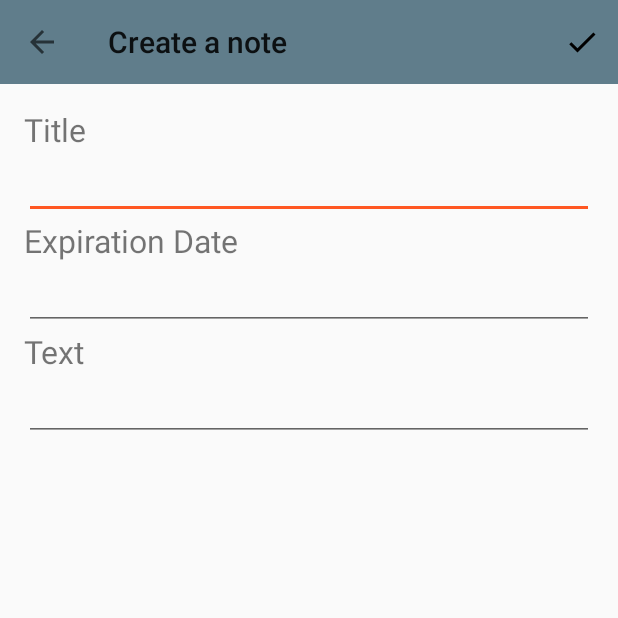
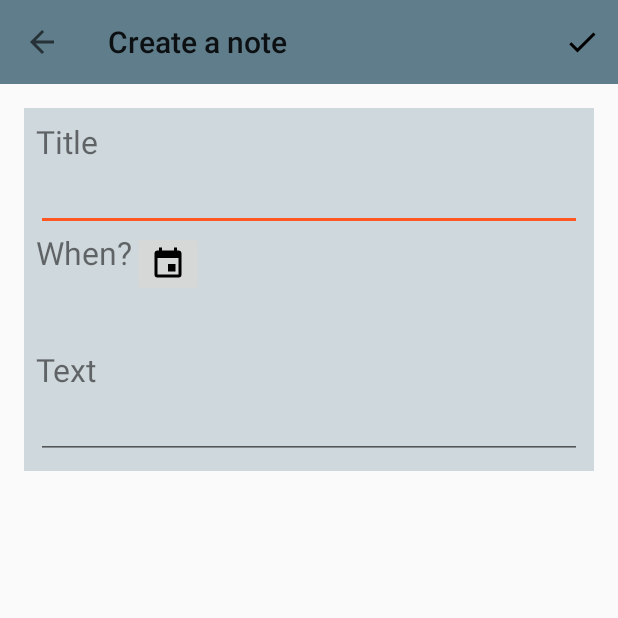
Before and after one commit to AndreaValenziano/ToDoList, an Android app: the screen it shows after launch (AddActivity), after a tap on an icon or button, on a phone screen of 412 x 824 dp, the top half of it. Run offline under Robolectric (Android 15) with nearby library versions, the phone set to English and light mode, and no system bars.

Commit message:
Context menu

```diff
--- a/app/src/main/java/com/example/andreavalenziano/todolist/activities/AddActivity.java
+++ b/app/src/main/java/com/example/andreavalenziano/todolist/activities/AddActivity.java
@@ -14,6 +14,7 @@ import android.view.View;
 import android.widget.Button;
 import android.widget.DatePicker;
 import android.widget.EditText;
+import android.widget.ImageButton;
 import android.widget.TextView;
 
 import com.example.andreavalenziano.todolist.R;
@@ -29,6 +30,8 @@ public class AddActivity extends AppCompatActivity {
 
 
     EditText titleET, textBodyET, dateExpET;
+    TextView dateExpTV;
+    ImageButton calendar_button;
 
     Intent intent;
     private SimpleDateFormat dateFormatter;
@@ -51,17 +54,19 @@ public class AddActivity extends AppCompatActivity {
 
 
         titleET = (EditText) findViewById(R.id.title_et);
-        dateExpET = (EditText) findViewById(R.id.expiration_date_et);
+        dateExpTV = (TextView) findViewById(R.id.expiration_date_tv);
         textBodyET = (EditText) findViewById(R.id.text_body_et);
+        calendar_button=(ImageButton) findViewById(R.id.calendar_button);
+
 
 
         if (intent.getBooleanExtra(MainActivity.EDIT, true)) {
             setTitle("Edit note");
             titleET.setText(intent.getStringExtra(MainActivity.TITLE));
-            dateExpET.setText(intent.getStringExtra(MainActivity.DATE_EXP));
+            dateExpTV.setText(intent.getStringExtra(MainActivity.DATE_EXP));
             textBodyET.setText(intent.getStringExtra(MainActivity.TEXT_BODY));
         }
-        dateExpET.setOnClickListener(new View.OnClickListener() {
+        calendar_button.setOnClickListener(new View.OnClickListener() {
             @Override
             public void onClick(View v) {
                 Calendar c = Calendar.getInstance();
@@ -74,11 +79,12 @@ public class AddActivity extends AppCompatActivity {
                     public void onDateSet(DatePicker view, int year, int month, int dayOfMonth) {
                         String date=dayOfMonth+"-"+(month+1)+"-"+year;
                         System.out.println(date);
-                        dateExpET.setText(date);
+
+                        dateExpTV.setText(date);
                     }
                 },startYear, startMonth, startDay);
 
-                datePickerDialog.setTitle("calendar");
+                datePickerDialog.setTitle("Calendar");
                 datePickerDialog.show();
             }
         });
@@ -118,7 +124,7 @@ public class AddActivity extends AppCompatActivity {
     public void newNote(){
 
         String title= titleET.getText().toString();
-        String dateExp= dateExpET.getText().toString();
+        String dateExp= dateExpTV.getText().toString();
         String textBody= textBodyET.getText().toString();
 
         intent.putExtra(MainActivity.TITLE,title);
--- a/app/src/main/java/com/example/andreavalenziano/todolist/activities/MainActivity.java
+++ b/app/src/main/java/com/example/andreavalenziano/todolist/activities/MainActivity.java
@@ -12,7 +12,7 @@ import android.support.v7.widget.Toolbar;
 import android.util.Log;
 import android.view.View;
 import android.widget.Button;
-
+import android.view.MenuItem;
 import com.example.andreavalenziano.todolist.R;
 import com.example.andreavalenziano.todolist.adapters.NoteAdapter;
 import com.example.andreavalenziano.todolist.database.DatabaseHandler;
@@ -34,6 +34,7 @@ public class MainActivity extends AppCompatActivity implements View.OnClickListe
     Button toDoBtn;
     Button completeBtn;
     FloatingActionButton addBtn;
+    Note editingNote;
     private RecyclerView noteRV;
     private RecyclerView.LayoutManager layoutManager;
     private NoteAdapter adapter;
@@ -68,16 +69,19 @@ public class MainActivity extends AppCompatActivity implements View.OnClickListe
         setSupportActionBar(toolbar);
         //getSupportActionBar().setTitle("Home");
 
+
+
+
         toDoBtn = (Button) findViewById(R.id.to_do_button);
         completeBtn = (Button) findViewById(R.id.complete_button);
         addBtn = (FloatingActionButton) findViewById(R.id.create_button);
 
         noteRV = (RecyclerView) findViewById(R.id.to_do_list_rv);
-        adapter = new NoteAdapter();
+        adapter = new NoteAdapter(this);
         layoutManager = new LinearLayoutManager(this);
         noteRV.setLayoutManager(layoutManager);
         noteRV.setAdapter(adapter);
-        adapter.setDataSet(getNoteRV());
+        registerForContextMenu(noteRV);
 
         toDoBtn.setOnClickListener(this);
         completeBtn.setOnClickListener(this);
@@ -89,30 +93,7 @@ public class MainActivity extends AppCompatActivity implements View.OnClickListe
 
     }
 
-    private ArrayList<Note> getNoteRV() {
-        ArrayList<Note> notes = new ArrayList<>();
-        Note firstNote = new Note("TITLE",
-                "Lorem ipsum dolor sit amet, consectetur adipiscing elit. Aenean mollis massa quis elit tincidunt dignissim. Vestibulum mollis sapien eu justo venenatis mattis. Pellentesque sed justo enim. Donec et arcu quis felis molestie volutpat sit amet non est. Praesent vehicula facilisis velit, ut aliquam ex pulvinar eget. Nulla vestibulum eros ac.\n" +
-                        "\n",
-                "20-02-2017",
-                "",
-                "23-02-2017",
-                TODO
-        );
-        Note secondNote = new Note("SECOND TITLE",
-                "Lorem ipsum dolor sit amet, consectetur adipiscing elit. Aenean mollis massa quis elit tincidunt dignissim. Vestibulum mollis sapien eu justo venenatis mattis. Pellentesque sed justo enim. Donec et arcu quis felis molestie volutpat sit amet non est. Praesent vehicula facilisis velit, ut aliquam ex pulvinar eget. Nulla vestibulum eros ac.\n" +
-                        "\n",
-                "20-02-2017",
-                "",
-                "23-02-2017",
-                TODO
-        );
 
-        notes.add(firstNote);
-        notes.add(secondNote);
-
-        return notes;
-    }
 
     @Override
     public void onClick(View v) {
@@ -167,9 +148,35 @@ public class MainActivity extends AppCompatActivity implements View.OnClickListe
             //Write your code if there's no result
         }
 
+
     }
 
+    @Override
+    public boolean onContextItemSelected(MenuItem item) {
 
+        int id = item.getItemId();
+        switch (id){
+            case R.id.action_delete:
+                //remove record
+                dbHandler.deleteNote(adapter.getNote(adapter.getPosition()));
+                // remove from adapter
+                adapter.deleteNote(adapter.getPosition());
+                break;
+
+            case R.id.action_edit:
+
+                editingNote = adapter.getNote(adapter.getPosition());
+                Intent i = new Intent(this,AddActivity.class);
+                i.putExtra(EDIT, true);
+                i.putExtra(TITLE,editingNote.getTitle());
+                i.putExtra(TEXT_BODY,editingNote.getTextBody());
+                startActivityForResult(i,EDIT_REQUEST_CODE);
+                break;
+
+        }
+
+        return super.onContextItemSelected(item);
+    }
 
 
 
--- a/app/src/main/java/com/example/andreavalenziano/todolist/adapters/NoteAdapter.java
+++ b/app/src/main/java/com/example/andreavalenziano/todolist/adapters/NoteAdapter.java
@@ -109,8 +109,9 @@ public class NoteAdapter extends RecyclerView.Adapter<NoteAdapter.NoteVH> {
         return dataSet.size();
     }
 
-
-
+    public Note getNote(int position) {
+        return dataSet.get(position);
+    }
 
     public class NoteVH extends RecyclerView.ViewHolder implements View.OnCreateContextMenuListener{
         TextView titleTV, expDateTV, lastEditDateTV,textBodyTV;
--- a/app/src/main/java/com/example/andreavalenziano/todolist/database/DatabaseHandler.java
+++ b/app/src/main/java/com/example/andreavalenziano/todolist/database/DatabaseHandler.java
@@ -135,7 +135,7 @@ public class DatabaseHandler extends SQLiteOpenHelper {
      * DELETE
      */
     // Deleting single note
-    public void deletNote(Note note) {
+    public void deleteNote(Note note) {
         SQLiteDatabase db = this.getWritableDatabase();
         db.delete(TABLE_NOTES, KEY_ID + " = ?",
                 new String[]{String.valueOf(note.getId())});
--- /dev/null
+++ b/app/src/main/res/drawable/ic_calendar.xml
@@ -0,0 +1,8 @@
+<!-- drawable/calendar.xml -->
+<vector xmlns:android="http://schemas.android.com/apk/res/android"
+    android:height="24dp"
+    android:width="24dp"
+    android:viewportWidth="24"
+    android:viewportHeight="24">
+    <path android:fillColor="#000" android:pathData="M19,19H5V8H19M16,1V3H8V1H6V3H5C3.89,3 3,3.89 3,5V19A2,2 0 0,0 5,21H19A2,2 0 0,0 21,19V5C21,3.89 20.1,3 19,3H18V1M17,12H12V17H17V12Z" />
+</vector>
--- a/app/src/main/res/layout/activity_add.xml
+++ b/app/src/main/res/layout/activity_add.xml
@@ -1,19 +1,25 @@
 <?xml version="1.0" encoding="utf-8"?>
 <LinearLayout xmlns:android="http://schemas.android.com/apk/res/android"
     android:orientation="vertical" android:layout_width="match_parent"
-    android:layout_height="match_parent"
+    android:layout_height="wrap_content"
+
+
     >
 
     <include layout="@layout/toolbar">
 
     </include>
     <LinearLayout
+        android:background="@color/colorPrimaryLight"
+
         android:layout_width="match_parent"
         android:layout_height="wrap_content"
         android:orientation="vertical"
-        android:padding="@dimen/material_component_button_text_left_and_right_padding">
+        android:layout_margin="@dimen/material_component_button_text_left_and_right_padding"
+        android:padding="@dimen/material_component_cards_padding_from_edge_of_screen_to_card">
 
     <TextView
+
         android:layout_width="match_parent"
         android:layout_height="wrap_content"
         android:text="@string/title"
@@ -24,18 +30,31 @@
         android:layout_width="match_parent"
         android:layout_height="wrap_content"
         android:id="@+id/title_et"/>
+        <LinearLayout
+            android:layout_width="match_parent"
+            android:layout_height="wrap_content">
+            <TextView
+                android:layout_width="wrap_content"
+                android:layout_height="wrap_content"
+                android:text="@string/when"
 
-    <TextView
-        android:layout_width="match_parent"
-        android:layout_height="wrap_content"
-        android:text="@string/expirationdate"
-        android:textSize="@dimen/material_typography_title"
-        android:id="@+id/expiration_date_tv"
-        />
-    <EditText
-        android:layout_width="match_parent"
-        android:layout_height="wrap_content"
-        android:id="@+id/expiration_date_et"/>
+                android:textSize="@dimen/material_typography_title"
+                android:id="@+id/when_tv"
+                android:paddingBottom="30dp"
+                />
+            <ImageButton
+                android:layout_width="wrap_content"
+                android:layout_height="wrap_content"
+                android:src="@drawable/ic_calendar"
+                android:id="@+id/calendar_button"/>
+        </LinearLayout>
+       <TextView
+           android:layout_width="match_parent"
+           android:layout_height="wrap_content"
+           android:id="@+id/expiration_date_tv"/>
+
+
+
     <TextView
         android:layout_width="match_parent"
         android:layout_height="wrap_content"
--- a/app/src/main/res/layout/item_note.xml
+++ b/app/src/main/res/layout/item_note.xml
@@ -26,7 +26,7 @@
         <TextView
         android:layout_width="wrap_content"
         android:layout_height="wrap_content"
-        android:text="@string/expirationdate"
+        android:text="@string/when"
             android:id="@+id/exp_date_note_tv"
         />
         <TextView
--- a/app/src/main/res/menu/menu_note.xml
+++ b/app/src/main/res/menu/menu_note.xml
@@ -1,4 +1,18 @@
 <?xml version="1.0" encoding="utf-8"?>
 <menu xmlns:android="http://schemas.android.com/apk/res/android">
 
+
+    <item
+        android:id="@+id/action_edit"
+        android:orderInCategory="100"
+        android:title="@string/action_edit"/>
+    <item
+        android:id="@+id/action_delete"
+        android:orderInCategory="100"
+        android:title="@string/delete"
+        />
+
+
+
+
 </menu>
--- a/app/src/main/res/values/strings.xml
+++ b/app/src/main/res/values/strings.xml
@@ -3,8 +3,10 @@
     <string name="to_do">To do</string>
     <string name="title">Title</string>
 <string name="complete">Complete</string>
-    <string name="expirationdate">Expiration Date</string>
+    <string name="when">When?  </string>
     <string name="textbody">Text</string>
     <string name="create">Create</string>
     <string name="last_edit_date">Last edit date</string>
+    <string name="action_edit">Edit</string>
+    <string name="delete">Delete</string>
 </resources>
```
